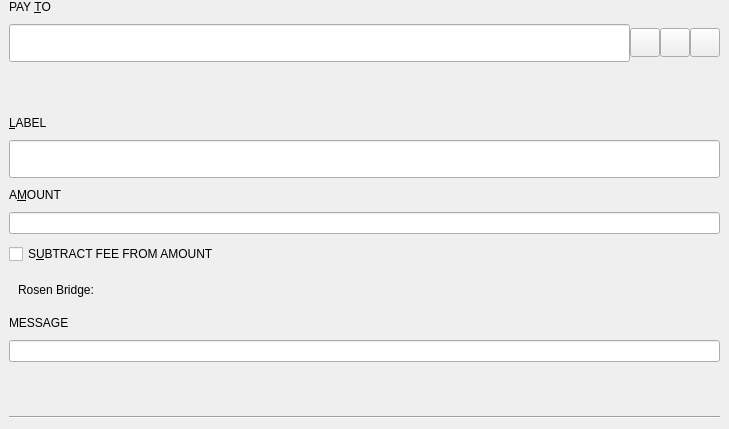
First picture: the form in src/qt/forms/sendcoinsentry.ui, repository firoorg/firo, before the edit.
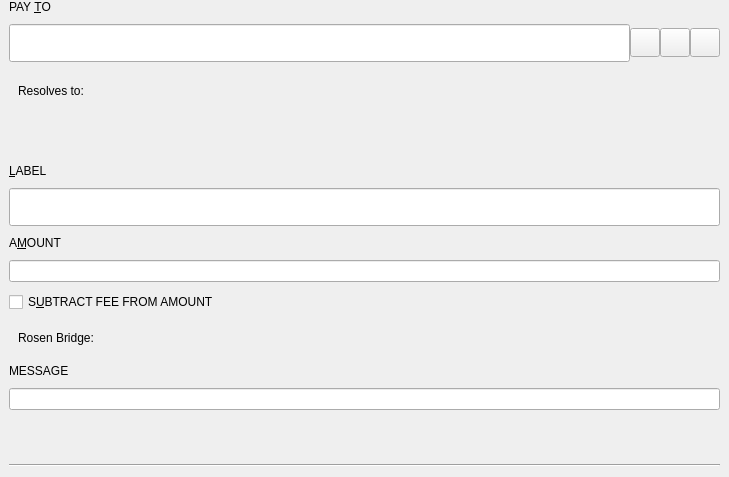
Second picture: the form after the edit. Icons and pictures are not drawn. Custom widgets are drawn as their Qt base class.

Commit message: Add dedicated Spark Names page

```diff
--- a/src/qt/forms/sendcoinsentry.ui
+++ b/src/qt/forms/sendcoinsentry.ui
@@ -129,6 +129,48 @@
       </item>
      </layout>
     </item>
+    <item>
+     <widget class="QWidget" name="sparkNameResolvedRow" native="true">
+     <property name="visible">
+      <bool>false</bool>
+     </property>
+     <layout class="QHBoxLayout" name="horizontalLayoutSparkNameResolved">
+      <property name="spacing">
+       <number>6</number>
+      </property>
+      <item>
+       <widget class="QLabel" name="sparkNameResolvedLabel">
+        <property name="text">
+         <string>Resolves to:</string>
+        </property>
+       </widget>
+      </item>
+      <item>
+       <widget class="QLabel" name="sparkNameResolvedAddress">
+        <property name="text">
+         <string/>
+        </property>
+        <property name="textInteractionFlags">
+         <set>Qt::TextSelectableByMouse</set>
+        </property>
+       </widget>
+      </item>
+      <item>
+       <spacer name="horizontalSpacerSparkNameResolved">
+        <property name="orientation">
+         <enum>Qt::Horizontal</enum>
+        </property>
+        <property name="sizeHint" stdset="0">
+         <size>
+          <width>40</width>
+          <height>20</height>
+         </size>
+        </property>
+       </spacer>
+      </item>
+     </layout>
+     </widget>
+    </item>
     <item>
      <widget class="QWidget" name="addressWarningRow" native="true">
      <property name="visible">
```
The commit also changes 15 other files.
